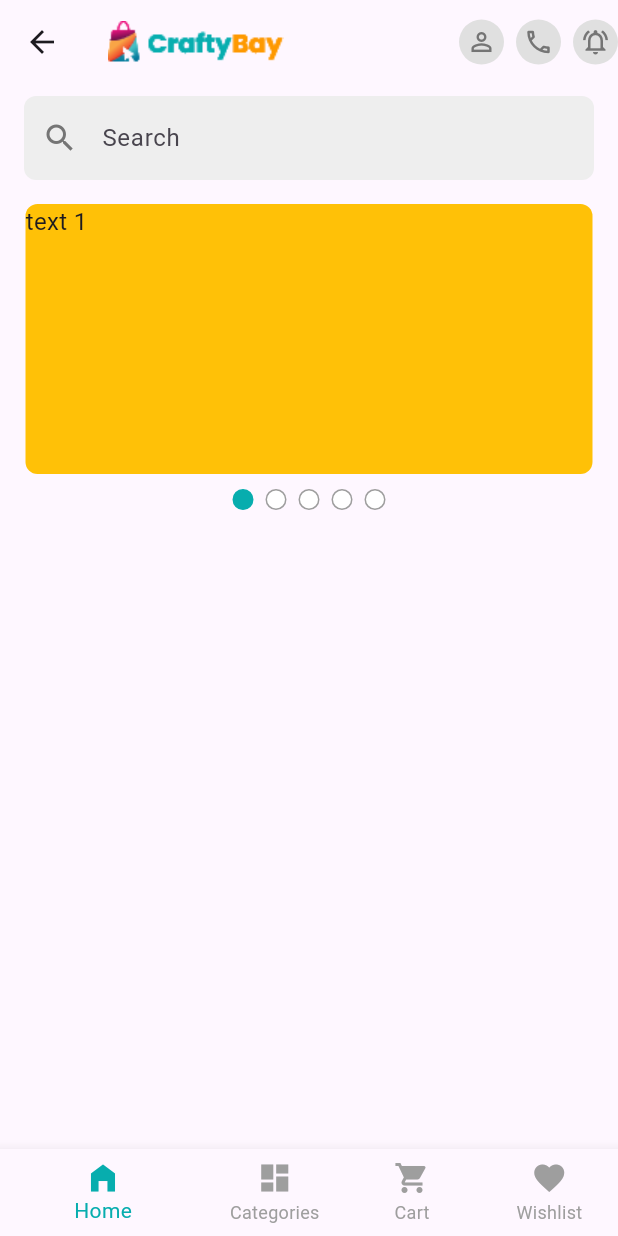
After one commit to Ahmad61-6/craftybay, a Flutter app: the MainBottomNavBar screen opened directly, on a phone screen of 412 x 824 dp. The commit adds this screen. Run offline on Flutter 3.47's test engine with Material 3 defaults, Android fonts, the phone set to English and light mode, and no system bars; drawn by our look-alikes of carousel_slider; our stand-ins replace get, pin_code_fields.

Commit message:
Slider on home screen

```diff
--- a/lib/presentation/ui/screens/auth/complete_profile_screen.dart
+++ b/lib/presentation/ui/screens/auth/complete_profile_screen.dart
@@ -1,4 +1,4 @@
-import 'package:crafty_bay/presentation/ui/screens/auth/verify_email_screen.dart';
+import 'package:crafty_bay/presentation/ui/screens/main_bottom_nav_bar_screen.dart';
 import 'package:crafty_bay/presentation/ui/widgets/app_logo.dart';
 import 'package:flutter/material.dart';
 import 'package:get/get.dart';
@@ -78,7 +78,7 @@ class CompleteProfileScreen extends StatelessWidget {
                   width: double.infinity,
                   child: ElevatedButton(
                       onPressed: () {
-                        Get.offAll(const VerifyEmailScreen());
+                        Get.offAll(const MainBottomNavBar());
                       },
                       child: const Text('Complete'))),
             ],
--- /dev/null
+++ b/lib/presentation/ui/screens/cart_screen.dart
@@ -0,0 +1,15 @@
+import 'package:flutter/material.dart';
+
+class CartScreen extends StatefulWidget {
+  const CartScreen({super.key});
+
+  @override
+  State<CartScreen> createState() => _CartScreenState();
+}
+
+class _CartScreenState extends State<CartScreen> {
+  @override
+  Widget build(BuildContext context) {
+    return const Placeholder();
+  }
+}
--- /dev/null
+++ b/lib/presentation/ui/screens/categories_screen.dart
@@ -0,0 +1,15 @@
+import 'package:flutter/material.dart';
+
+class CategoriesScreen extends StatefulWidget {
+  const CategoriesScreen({super.key});
+
+  @override
+  State<CategoriesScreen> createState() => _CategoriesScreenState();
+}
+
+class _CategoriesScreenState extends State<CategoriesScreen> {
+  @override
+  Widget build(BuildContext context) {
+    return const Placeholder();
+  }
+}
--- /dev/null
+++ b/lib/presentation/ui/screens/home_screen.dart
@@ -0,0 +1,85 @@
+import 'package:crafty_bay/presentation/ui/utility/assets_path.dart';
+import 'package:crafty_bay/presentation/ui/widgets/home/banner_carousel.dart';
+import 'package:flutter/material.dart';
+
+import '../widgets/home/circle_icon_button.dart';
+
+class HomeScreen extends StatefulWidget {
+  const HomeScreen({super.key});
+
+  @override
+  State<HomeScreen> createState() => _HomeScreenState();
+}
+
+class _HomeScreenState extends State<HomeScreen> {
+  @override
+  Widget build(BuildContext context) {
+    return Scaffold(
+      appBar: appBar,
+      body: SingleChildScrollView(
+        child: Padding(
+          padding: const EdgeInsets.symmetric(horizontal: 16),
+          child: Column(
+            children: [
+              const SizedBox(
+                height: 8,
+              ),
+              searchTextField,
+              const SizedBox(
+                height: 16,
+              ),
+              const BannerCarousel()
+            ],
+          ),
+        ),
+      ),
+    );
+  }
+
+  TextFormField get searchTextField {
+    return TextFormField(
+        decoration: InputDecoration(
+      hintText: 'Search',
+      filled: true,
+      fillColor: Colors.grey.shade200,
+      prefixIcon: Icon(
+        Icons.search,
+        color: Colors.grey.shade600,
+      ),
+      border: OutlineInputBorder(
+          borderSide: BorderSide.none, borderRadius: BorderRadius.circular(8)),
+      focusedBorder: OutlineInputBorder(
+          borderSide: BorderSide.none, borderRadius: BorderRadius.circular(8)),
+      enabledBorder: OutlineInputBorder(
+          borderSide: BorderSide.none, borderRadius: BorderRadius.circular(8)),
+      errorBorder: OutlineInputBorder(
+          borderSide: BorderSide.none, borderRadius: BorderRadius.circular(8)),
+    ));
+  }
+
+  AppBar get appBar {
+    return AppBar(
+      title: Image.asset(AssetsPath.logoNav),
+      actions: [
+        CircleIconButton(
+          onTap: () {},
+          iconData: Icons.person_outline,
+        ),
+        const SizedBox(
+          width: 8,
+        ),
+        CircleIconButton(
+          onTap: () {},
+          iconData: Icons.phone_outlined,
+        ),
+        const SizedBox(
+          width: 8,
+        ),
+        CircleIconButton(
+          onTap: () {},
+          iconData: Icons.notifications_active_outlined,
+        ),
+      ],
+    );
+  }
+}
--- a/lib/presentation/ui/screens/main_bottom_nav_bar_screen.dart
+++ b/lib/presentation/ui/screens/main_bottom_nav_bar_screen.dart
@@ -0,0 +1,50 @@
+import 'package:crafty_bay/presentation/ui/screens/cart_screen.dart';
+import 'package:crafty_bay/presentation/ui/screens/categories_screen.dart';
+import 'package:crafty_bay/presentation/ui/screens/home_screen.dart';
+import 'package:crafty_bay/presentation/ui/screens/wishlist_screen.dart';
+import 'package:crafty_bay/presentation/ui/utility/app_colors.dart';
+import 'package:flutter/material.dart';
+
+class MainBottomNavBar extends StatefulWidget {
+  const MainBottomNavBar({super.key});
+
+  @override
+  State<MainBottomNavBar> createState() => _MainBottomNavBarState();
+}
+
+class _MainBottomNavBarState extends State<MainBottomNavBar> {
+  int _selectedIndex = 0;
+  final List<Widget> _screen = const [
+    HomeScreen(),
+    CategoriesScreen(),
+    CartScreen(),
+    WishlistScreen()
+  ];
+  @override
+  Widget build(BuildContext context) {
+    return Scaffold(
+      body: _screen[_selectedIndex],
+      bottomNavigationBar: BottomNavigationBar(
+        currentIndex: _selectedIndex,
+        onTap: (index) {
+          _selectedIndex = index;
+          if (mounted) {
+            setState(() {});
+          }
+        },
+        selectedItemColor: AppColors.primaryColor,
+        unselectedItemColor: Colors.grey,
+        showUnselectedLabels: true,
+        items: const [
+          BottomNavigationBarItem(icon: Icon(Icons.home_filled), label: 'Home'),
+          BottomNavigationBarItem(
+              icon: Icon(Icons.dashboard), label: 'Categories'),
+          BottomNavigationBarItem(
+              icon: Icon(Icons.shopping_cart), label: 'Cart'),
+          BottomNavigationBarItem(
+              icon: Icon(Icons.favorite_outlined), label: 'Wishlist')
+        ],
+      ),
+    );
+  }
+}
--- /dev/null
+++ b/lib/presentation/ui/screens/wishlist_screen.dart
@@ -0,0 +1,15 @@
+import 'package:flutter/material.dart';
+
+class WishlistScreen extends StatefulWidget {
+  const WishlistScreen({super.key});
+
+  @override
+  State<WishlistScreen> createState() => _WishlistScreenState();
+}
+
+class _WishlistScreenState extends State<WishlistScreen> {
+  @override
+  Widget build(BuildContext context) {
+    return const Placeholder();
+  }
+}
--- /dev/null
+++ b/lib/presentation/ui/widgets/home/banner_carousel.dart
@@ -0,0 +1,79 @@
+import 'package:carousel_slider/carousel_slider.dart';
+import 'package:crafty_bay/presentation/ui/utility/app_colors.dart';
+import 'package:flutter/material.dart';
+
+class BannerCarousel extends StatefulWidget {
+  const BannerCarousel({
+    super.key,
+    this.height,
+  });
+  final double? height;
+
+  @override
+  State<BannerCarousel> createState() => _BannerCarouselState();
+}
+
+class _BannerCarouselState extends State<BannerCarousel> {
+  final ValueNotifier<int> _currentIndex = ValueNotifier(0);
+
+  @override
+  Widget build(BuildContext context) {
+    return Column(
+      children: [
+        CarouselSlider(
+          options: CarouselOptions(
+            height: widget.height ?? 180.0,
+            onPageChanged: (index, reason) {
+              _currentIndex.value = index;
+            },
+            viewportFraction: 1,
+            autoPlay: true,
+          ),
+          items: [1, 2, 3, 4, 5].map((i) {
+            return Builder(
+              builder: (BuildContext context) {
+                return Container(
+                    width: MediaQuery.of(context).size.width,
+                    margin: const EdgeInsets.symmetric(horizontal: 1.0),
+                    decoration: BoxDecoration(
+                        borderRadius: BorderRadius.circular(8),
+                        color: Colors.amber),
+                    child: Text(
+                      'text $i',
+                      style: const TextStyle(fontSize: 16.0),
+                    ));
+              },
+            );
+          }).toList(),
+        ),
+        const SizedBox(
+          height: 6,
+        ),
+        ValueListenableBuilder(
+            valueListenable: _currentIndex,
+            builder: (context, index, _) {
+              return Row(
+                mainAxisAlignment: MainAxisAlignment.center,
+                children: [
+                  for (int i = 0; i < 5; i++)
+                    Container(
+                      height: 14,
+                      width: 14,
+                      margin: const EdgeInsets.all(4),
+                      decoration: BoxDecoration(
+                          color: i == index
+                              ? AppColors.primaryColor
+                              : Colors.white,
+                          border: Border.all(
+                              color: i == index
+                                  ? AppColors.primaryColor
+                                  : Colors.grey),
+                          borderRadius: BorderRadius.circular(30)),
+                    )
+                ],
+              );
+            })
+      ],
+    );
+  }
+}
--- /dev/null
+++ b/lib/presentation/ui/widgets/home/circle_icon_button.dart
@@ -0,0 +1,27 @@
+import 'package:flutter/material.dart';
+
+class CircleIconButton extends StatelessWidget {
+  const CircleIconButton({
+    super.key,
+    required this.onTap,
+    required this.iconData,
+  });
+  final VoidCallback onTap;
+  final IconData iconData;
+  @override
+  Widget build(BuildContext context) {
+    return InkWell(
+      onTap: onTap,
+      borderRadius: BorderRadius.circular(15),
+      child: CircleAvatar(
+        radius: 15,
+        backgroundColor: Colors.grey.shade300,
+        child: Icon(
+          iconData,
+          size: 20,
+          color: Colors.grey.shade600,
+        ),
+      ),
+    );
+  }
+}
--- a/pubspec.yaml
+++ b/pubspec.yaml
@@ -37,6 +37,7 @@ dependencies:
   cupertino_icons: ^1.0.6
   get: ^4.6.6
   pin_code_fields: ^8.0.1
+  carousel_slider: ^5.0.0
 
 dev_dependencies:
   flutter_test:
```
Also changed, not shown: pubspec.lock.
